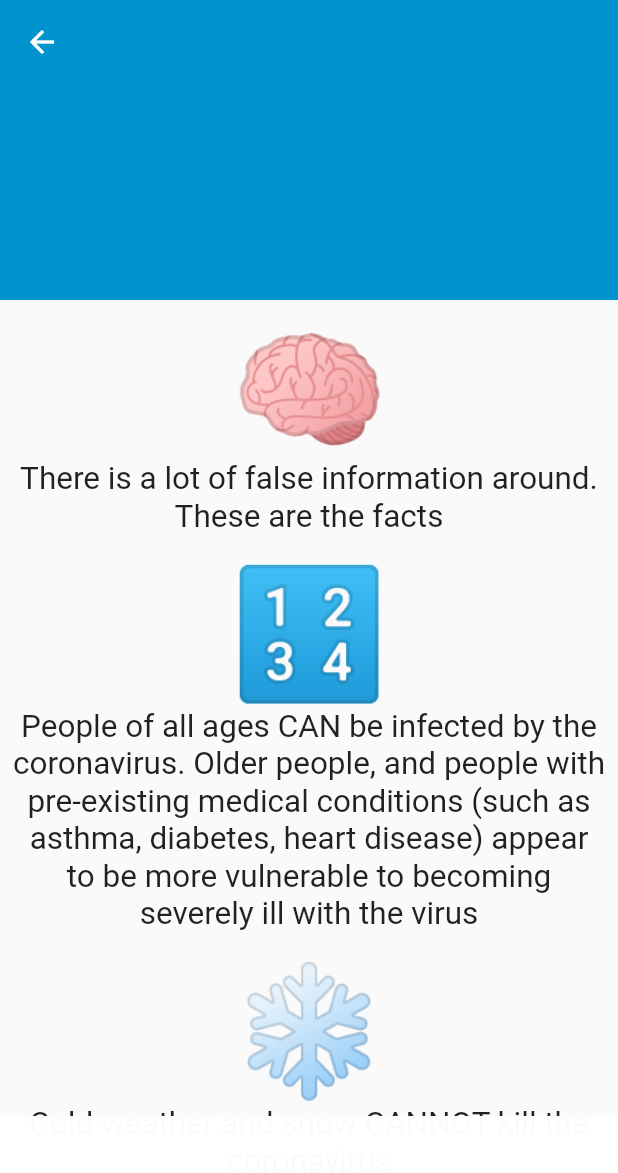
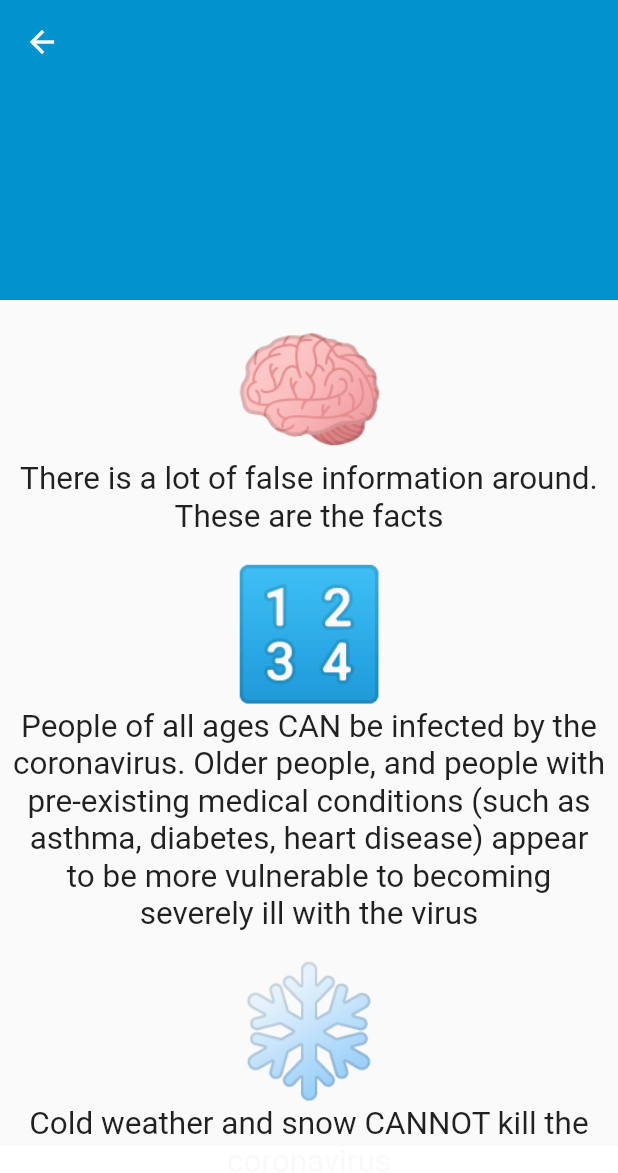
Before and after one commit to WorldHealthOrganization/app, a Flutter app: the screen it shows after launch, after a tap on "WHO Myth-busters", on a phone screen of 412 x 824 dp. Shown: the top 1173 px of the screen. Run offline on Flutter 3.47's test engine with Material 2 defaults, Android fonts, the phone set to English and light mode, and no system bars.

Commit message:
Updated height and opacity

```diff
--- a/client/flutter/lib/listViewPage.dart
+++ b/client/flutter/lib/listViewPage.dart
@@ -24,8 +24,8 @@ class ListOfItemsPage extends StatelessWidget {
             bottom: 0.0,
             child: Center(
                 child: Container(
-              color: Color(0xF9ffffff),
-              height: 80,
+              color: Color(0xF8ffffff),
+              height: 60,
               width: MediaQuery.of(context).size.width,
             ))),
         ],
```
